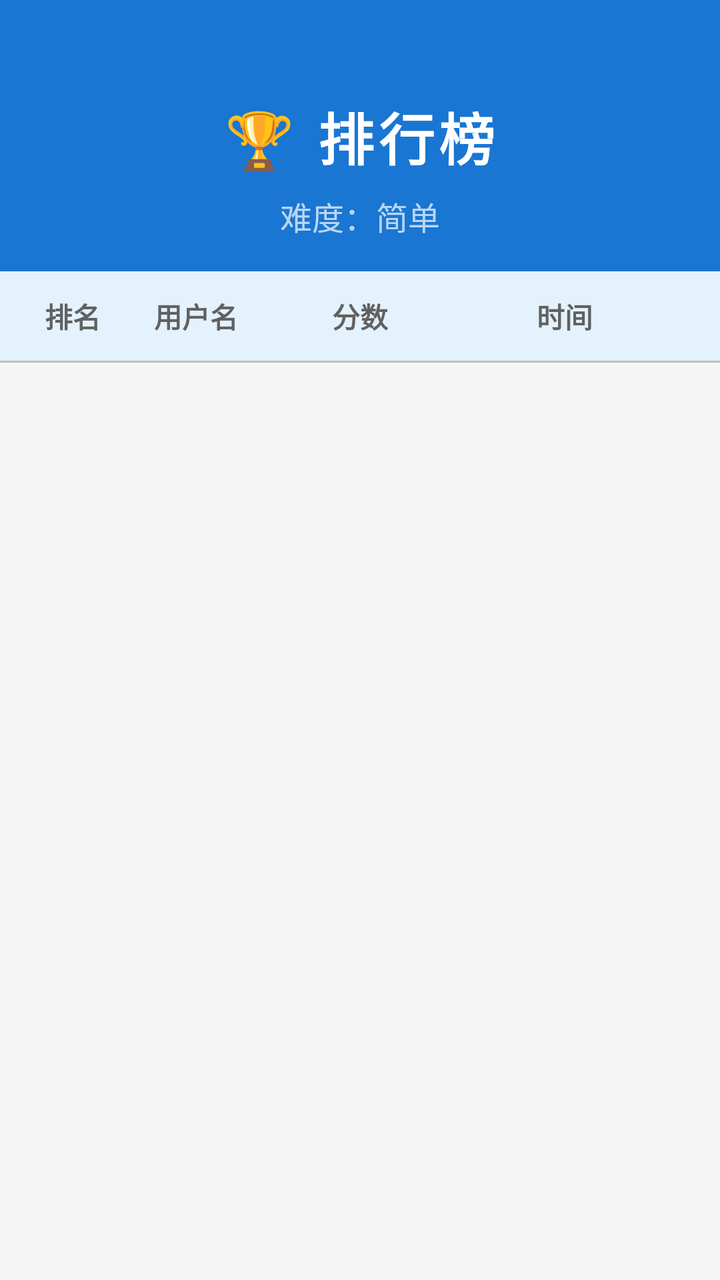
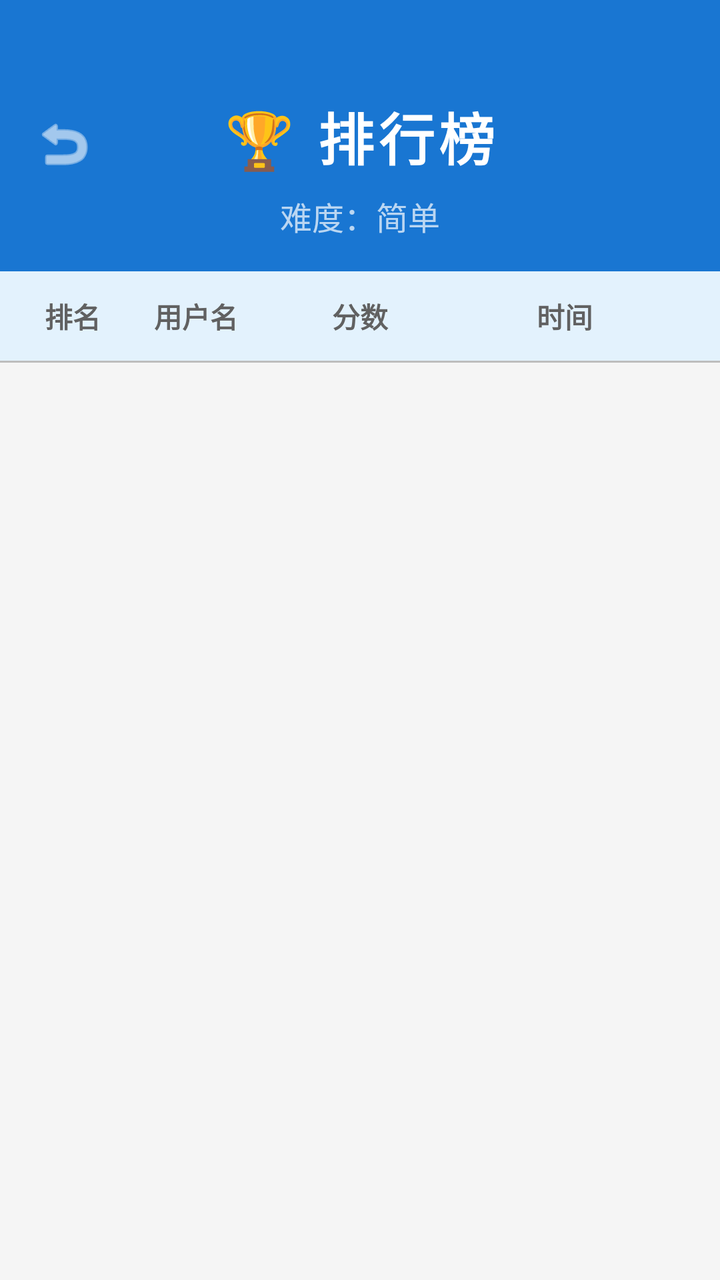

Compare the two renders of this Android layout. The source of the first and the diff that turns it into the second are given below.
<!-- AndroidManifest.xml: application theme Theme.AircraftWar -->
<!-- res/layout/activity_rank.xml -->
<?xml version="1.0" encoding="utf-8"?>
<LinearLayout xmlns:android="http://schemas.android.com/apk/res/android"
    android:orientation="vertical"
    android:layout_width="match_parent"
    android:layout_height="match_parent"
    android:background="#F5F5F5">

    
    <LinearLayout
        android:layout_width="match_parent"
        android:layout_height="wrap_content"
        android:orientation="vertical"
        android:gravity="center_horizontal"
        android:paddingTop="48dp"
        android:paddingBottom="16dp"
        android:background="#1976D2">

        <TextView
            android:id="@+id/textForRank"
            android:layout_width="wrap_content"
            android:layout_height="wrap_content"
            android:text="🏆 排行榜"
            android:textSize="28sp"
            android:textStyle="bold"
            android:textColor="#FFFFFF"
            android:fontFamily="sans-serif-medium"
            android:letterSpacing="0.08" />

        <TextView
            android:id="@+id/textForDifficulty"
            android:layout_width="wrap_content"
            android:layout_height="wrap_content"
            android:layout_marginTop="8dp"
            android:text="难度：简单"
            android:textSize="16sp"
            android:textColor="#B3FFFFFF" />

    </LinearLayout>

    
    <LinearLayout
        android:layout_width="match_parent"
        android:layout_height="wrap_content"
        android:orientation="horizontal"
        android:paddingStart="16dp"
        android:paddingEnd="16dp"
        android:paddingTop="12dp"
        android:paddingBottom="12dp"
        android:background="#E3F2FD">

        <TextView
            android:layout_width="0dp"
            android:layout_height="wrap_content"
            android:layout_weight="1"
            android:text="排名"
            android:textSize="14sp"
            android:textColor="#616161"
            android:textStyle="bold"
            android:gravity="center" />

        <TextView
            android:layout_width="0dp"
            android:layout_height="wrap_content"
            android:layout_weight="2"
            android:text="用户名"
            android:textSize="14sp"
            android:textColor="#616161"
            android:textStyle="bold"
            android:gravity="center" />

        <TextView
            android:layout_width="0dp"
            android:layout_height="wrap_content"
            android:layout_weight="2"
            android:text="分数"
            android:textSize="14sp"
            android:textColor="#616161"
            android:textStyle="bold"
            android:gravity="center" />

        <TextView
            android:layout_width="0dp"
            android:layout_height="wrap_content"
            android:layout_weight="3"
            android:text="时间"
            android:textSize="14sp"
            android:textColor="#616161"
            android:textStyle="bold"
            android:gravity="center" />

    </LinearLayout>

    
    <View
        android:layout_width="match_parent"
        android:layout_height="1dp"
        android:background="#BDBDBD" />

    
    <androidx.recyclerview.widget.RecyclerView
        android:id="@+id/scoreRecyclerView"
        android:layout_width="match_parent"
        android:layout_height="0dp"
        android:layout_weight="1"
        android:clipToPadding="false"
        android:paddingBottom="16dp" />

</LinearLayout>
<!-- resources referenced by this layout -->
<resources>
  <style name="Theme.AircraftWar" parent="Base.Theme.AircraftWar" />
  <style name="Base.Theme.AircraftWar" parent="Theme.Material3.DayNight.NoActionBar">
          
          
      </style>
</resources>

<!-- the commit's change to res/layout/activity_rank.xml (unified diff, before → after) -->
@@ -6,36 +6,55 @@
     android:background="#F5F5F5">
 
     
-    <LinearLayout
+    <RelativeLayout
         android:layout_width="match_parent"
         android:layout_height="wrap_content"
-        android:orientation="vertical"
-        android:gravity="center_horizontal"
         android:paddingTop="48dp"
         android:paddingBottom="16dp"
         android:background="#1976D2">
 
-        <TextView
-            android:id="@+id/textForRank"
-            android:layout_width="wrap_content"
+        <ImageButton
+            android:id="@+id/btnBack"
+            android:layout_width="40dp"
+            android:layout_height="40dp"
+            android:layout_alignParentStart="true"
+            android:layout_marginStart="12dp"
+            android:layout_marginTop="4dp"
+            android:background="?attr/selectableItemBackgroundBorderless"
+            android:src="@android:drawable/ic_menu_revert"
+            android:contentDescription="返回"
+            android:scaleType="centerInside"
+            android:tint="#FFFFFF" />
+
+        <LinearLayout
+            android:layout_width="match_parent"
             android:layout_height="wrap_content"
-            android:text="🏆 排行榜"
-            android:textSize="28sp"
-            android:textStyle="bold"
-            android:textColor="#FFFFFF"
-            android:fontFamily="sans-serif-medium"
-            android:letterSpacing="0.08" />
+            android:orientation="vertical"
+            android:gravity="center_horizontal">
 
-        <TextView
-            android:id="@+id/textForDifficulty"
-            android:layout_width="wrap_content"
-            android:layout_height="wrap_content"
-            android:layout_marginTop="8dp"
-            android:text="难度：简单"
-            android:textSize="16sp"
-            android:textColor="#B3FFFFFF" />
+            <TextView
+                android:id="@+id/textForRank"
+                android:layout_width="wrap_content"
+                android:layout_height="wrap_content"
+                android:text="🏆 排行榜"
+                android:textSize="28sp"
+                android:textStyle="bold"
+                android:textColor="#FFFFFF"
+                android:fontFamily="sans-serif-medium"
+                android:letterSpacing="0.08" />
 
-    </LinearLayout>
+            <TextView
+                android:id="@+id/textForDifficulty"
+                android:layout_width="wrap_content"
+                android:layout_height="wrap_content"
+                android:layout_marginTop="8dp"
+                android:text="难度：简单"
+                android:textSize="16sp"
+                android:textColor="#B3FFFFFF" />
+
+        </LinearLayout>
+
+    </RelativeLayout>
 
     
     <LinearLayout
